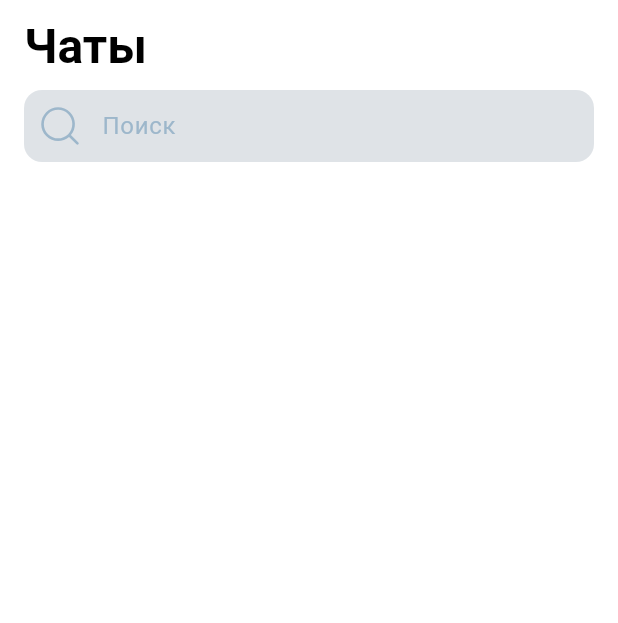
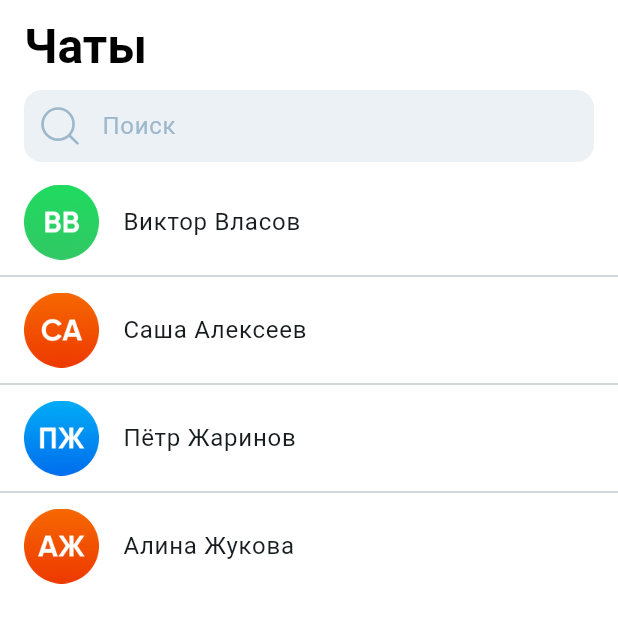
Before and after one commit to eclair-desertire/messenger-flutter-project, a Flutter app: the screen it shows after launch, on a phone screen of 412 x 824 dp. Shown: the top 623 px of the screen. Run offline on Flutter 3.47's test engine with Material 3 defaults, Android fonts, the phone set to English and light mode, and no system bars; our stand-ins replace flutter_svg.

Commit message:
started chats

```diff
--- a/lib/core/consts/theme.dart
+++ b/lib/core/consts/theme.dart
@@ -8,6 +8,11 @@ abstract class AppIcons {
   static const String unread = "assets/icons/unread.svg";
   static const String read = "assets/icons/read.svg";
   static const String search = "assets/icons/search_icon.svg";
+
+  static const String viktorVlasov = "assets/images/viktor_vlasov.png";
+  static const String sashaAlekseev = "assets/images/sasha_alekseev.png";
+  static const String petrZharinov = "assets/images/petr_zharinov.png";
+  static const String alinaZhukova = "assets/images/alina_zhukova.png";
 }
 
 extension SizedBoxExtension on int {
--- /dev/null
+++ b/lib/core/widgets/chat_tile.dart
@@ -0,0 +1,34 @@
+import 'package:flutter/material.dart';
+
+class ChatTile extends StatefulWidget {
+  final String name;
+  final String icon;
+
+  const ChatTile({super.key, required this.name, required this.icon});
+
+  @override
+  State<ChatTile> createState() => _ChatTileState();
+}
+
+class _ChatTileState extends State<ChatTile> {
+  @override
+  Widget build(BuildContext context) {
+    final theme = Theme.of(context);
+    return ListTile(
+      leading: Image.asset(
+        widget.icon,
+        height: 50,
+        width: 50,
+      ),
+      title: Text(
+        widget.name,
+      ),
+      onTap: () {
+        Navigator.of(context).pushNamed(
+          '/chat',
+          arguments: widget.name,
+        );
+      },
+    );
+  }
+}
--- a/lib/features/presentation/chat/chat_list.dart
+++ b/lib/features/presentation/chat/chat_list.dart
@@ -1,6 +1,7 @@
 import 'package:flutter/material.dart';
 import 'package:flutter_svg/svg.dart';
 import 'package:messenger_flutter_project/core/consts/theme.dart';
+import 'package:messenger_flutter_project/core/widgets/chat_tile.dart';
 
 class ChatList extends StatefulWidget {
   const ChatList({super.key});
@@ -12,6 +13,18 @@ class ChatList extends StatefulWidget {
 class _ChatListState extends State<ChatList> {
   @override
   Widget build(BuildContext context) {
+    final List<String> names = [
+      'Виктор Власов',
+      'Саша Алексеев',
+      'Пётр Жаринов',
+      'Алина Жукова',
+    ];
+    final List<String> images = [
+      AppIcons.viktorVlasov,
+      AppIcons.sashaAlekseev,
+      AppIcons.petrZharinov,
+      AppIcons.alinaZhukova,
+    ];
     return Scaffold(
       backgroundColor: Colors.white,
       appBar: AppBar(
@@ -27,7 +40,8 @@ class _ChatListState extends State<ChatList> {
                   contentPadding:
                       EdgeInsets.symmetric(vertical: 10, horizontal: 10),
                   hintText: "Поиск",
-                hintStyle: TextStyle(fontSize: 16.0, color: Color(0xff9DB7CB)),
+                  hintStyle:
+                      TextStyle(fontSize: 16.0, color: Color(0xff9DB7CB)),
                   border: OutlineInputBorder(
                     borderRadius: BorderRadius.circular(12.0),
                     borderSide: BorderSide.none,
@@ -40,12 +54,23 @@ class _ChatListState extends State<ChatList> {
                     ),
                   ),
                   filled: true,
-              ),
+                  fillColor: Color(0xff9DB7CB).withOpacity(0.2)),
               style: TextStyle(color: Colors.black),
             ),
           ],
         ),
       ),
+      body: ListView.separated(
+        itemCount: 4,
+        separatorBuilder: (context, index) => Divider(),
+        itemBuilder: (context, i) {
+          return ChatTile(name: names[i], icon: images[i]);
+          // final coin = _cryptoCoinsList![i];
+          // return CryptoCoinTile(
+          //   coin: coin,
+          // );
+        },
+      ),
     );
   }
 }
```
Also changed, not shown: assets/images/alina_zhukova.png (added), assets/images/petr_zharinov.png (added), assets/images/sasha_alekseev.png (added), assets/images/viktor_vlasov.png (added). Lines whose indentation alone changed are shown as unchanged.
